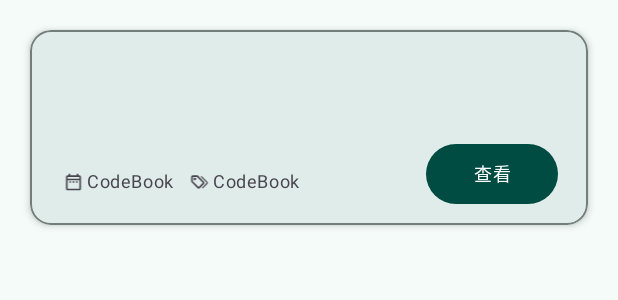
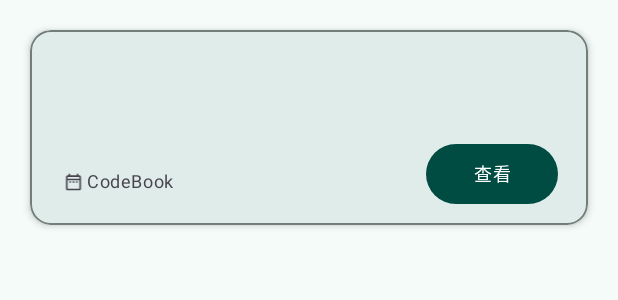
Before and after one commit to XuanRanDev/CodeBook, an Android app: the layout account_item.xml on its own in the app's theme, with its tools: preview values and no code run, on a phone screen of 412 x 824 dp. Shown: the top 300 px of the screen. Run offline under Robolectric (Android 15) with nearby library versions, the phone set to English and light mode, and no system bars.

Commit message:
feat:移除标签功能

```diff
--- a/app/src/main/AndroidManifest.xml
+++ b/app/src/main/AndroidManifest.xml
@@ -16,6 +16,7 @@
         android:label="@string/app_name"
         android:roundIcon="@mipmap/ic_launcher_round"
         android:supportsRtl="true"
+        android:name=".CodeBookApplication"
         android:theme="@style/Theme.CodeBook"
         tools:targetApi="31">
         <activity
--- a/app/src/main/java/dev/xuanran/codebook/bean/account/AccountDao.java
+++ b/app/src/main/java/dev/xuanran/codebook/bean/account/AccountDao.java
@@ -25,7 +25,4 @@ public interface AccountDao {
 
     @Query("SELECT * FROM account_table WHERE app_name LIKE '%' || :query || '%' OR username LIKE '%' || :query || '%'")
     LiveData<List<AccountEntity>> selectAccountByNameOrAccount(String query);
-
-    @Query("SELECT * FROM account_table WHERE tags LIKE :tag")
-    LiveData<List<AccountEntity>> getAccountsByTag(String tag);
 }
--- a/app/src/main/java/dev/xuanran/codebook/bean/account/adapter/AccountAdapter.java
+++ b/app/src/main/java/dev/xuanran/codebook/bean/account/adapter/AccountAdapter.java
@@ -55,7 +55,6 @@ public class AccountAdapter extends RecyclerView.Adapter<AccountViewHolder> {
         holder.title.setText(currentAccount.getAppName());
         holder.id.setText("# " + currentAccount.getId());
         holder.createDate.setText(simpleDateFormat.format(currentAccount.getCreateTime()));
-        holder.tagText.setText(currentAccount.getTags());
 
         holder.viewButton.setOnClickListener(v -> {
             showAccountDetailsDialog(v, currentAccount);
--- a/app/src/main/java/dev/xuanran/codebook/service/impl/CrashHandler.java
+++ b/app/src/main/java/dev/xuanran/codebook/service/impl/CrashHandler.java
@@ -9,7 +9,9 @@ import android.os.Build;
 import java.io.PrintWriter;
 import java.io.StringWriter;
 
+import dev.xuanran.codebook.BuildConfig;
 import dev.xuanran.codebook.activity.ExceptionActivity;
+
 public class CrashHandler {
 
     private static final String FORMAT = "%1$s (%2$d)";
@@ -46,6 +48,8 @@ public class CrashHandler {
         if (packageInfo != null) {
             sb.append("\nVersion=").append(String.format(FORMAT, packageInfo.versionName, packageInfo.versionCode));
         }
+        sb.append("\nBUILD TIME=" + BuildConfig.BUILD_TIME);
+        sb.append("\nGIT HASH=" + BuildConfig.GIT_HASH);
 
         sb.append("\n\n").append(getStackTrace(throwable));
         return sb.toString();
--- a/app/src/main/res/layout/account_item.xml
+++ b/app/src/main/res/layout/account_item.xml
@@ -23,7 +23,6 @@
             android:layout_marginStart="20dp"
             android:layout_marginTop="20dp"
             android:textAppearance="?attr/textAppearanceHeadlineSmall"
-            android:textColor="?attr/colorOnSurface"
             app:layout_constraintLeft_toLeftOf="parent"
             app:layout_constraintTop_toTopOf="parent" />
 
@@ -34,7 +33,6 @@
             android:layout_marginTop="20dp"
             android:layout_marginEnd="20dp"
             android:textAppearance="?attr/textAppearanceHeadlineSmall"
-            android:textColor="?attr/colorOnSurface"
             app:layout_constraintRight_toRightOf="parent"
             app:layout_constraintTop_toTopOf="parent" />
 
@@ -66,6 +64,7 @@
             android:layout_height="13dp"
             android:layout_marginStart="8dp"
             android:layout_marginBottom="22dp"
+            android:visibility="gone"
             android:src="@drawable/ic_tag_multiple_outline"
             app:layout_constraintBottom_toBottomOf="parent"
             app:layout_constraintLeft_toRightOf="@id/list_cardView_createDate" />
@@ -78,6 +77,7 @@
             android:text="@string/app_name"
             android:textAppearance="?attr/textAppearanceBodySmall"
             app:layout_constraintBottom_toBottomOf="parent"
+            android:visibility="gone"
             app:layout_constraintLeft_toRightOf="@id/list_cardView_img_tag" />
 
         <Button
--- a/app/src/main/res/layout/content_view_dialog.xml
+++ b/app/src/main/res/layout/content_view_dialog.xml
@@ -71,7 +71,6 @@
             android:layout_marginRight="20dp"
             android:focusable="false"
             android:focusableInTouchMode="false"
-
             app:layout_constraintTop_toBottomOf="@id/content_view_dialog_accountID"
             app:passwordToggleEnabled="true">
 
@@ -82,6 +81,7 @@
                 android:drawablePadding="8dp"
                 android:enabled="false"
                 android:inputType="textPassword"
+                android:drawableStart="@drawable/baseline_password_24"
                 android:maxLines="1" />
 
         </com.google.android.material.textfield.TextInputLayout>
```
Also changed, not shown: app/src/main/java/dev/xuanran/codebook/bean/account/AccountEntity.java (+1 -11 lines).
